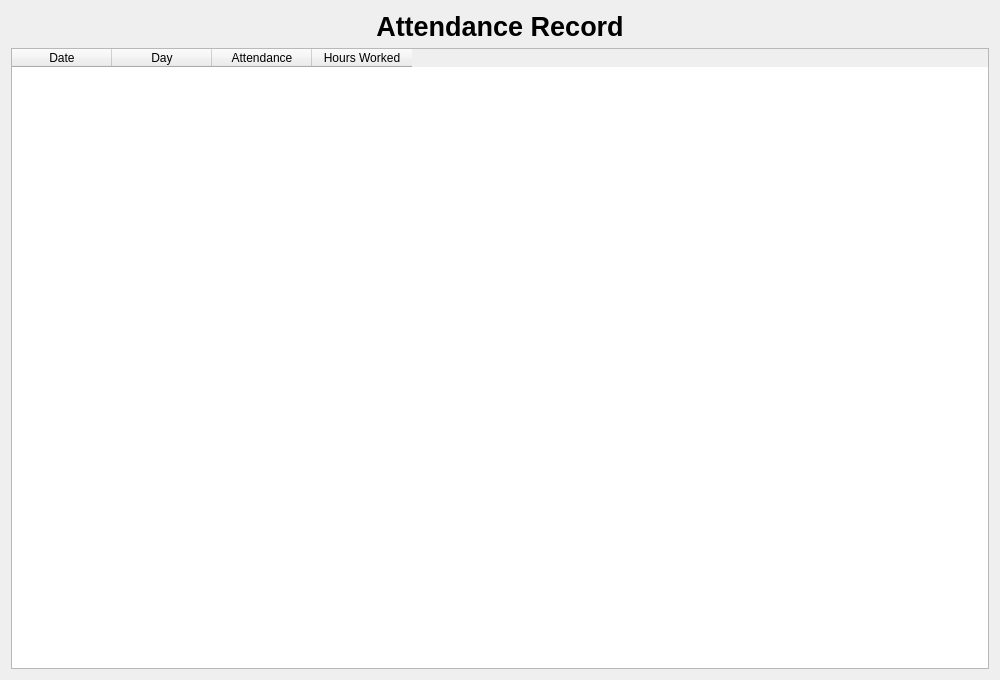
markhan101/Maintendance, file Maintendance/viewattendance.ui: the form before one commit.
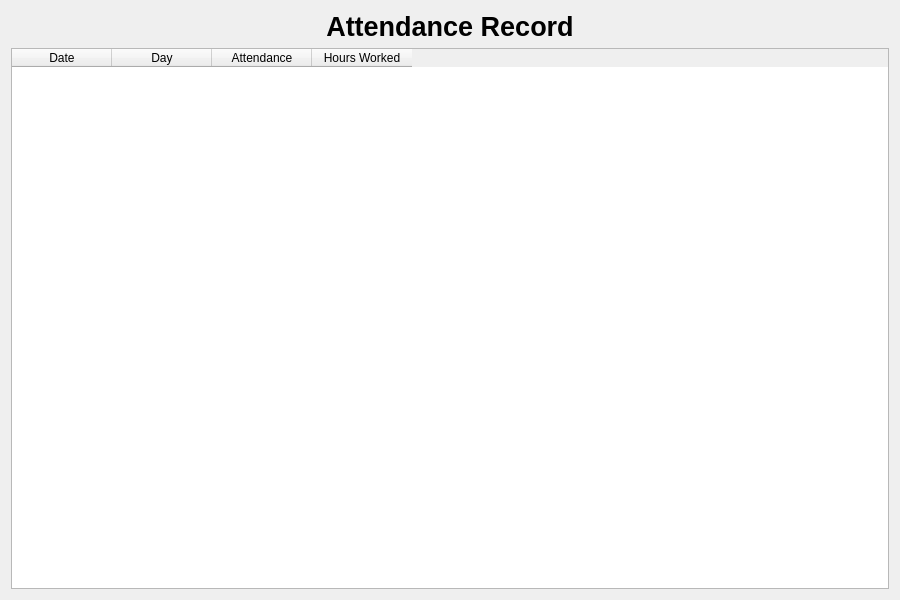
The form after the commit.

```diff
--- a/Maintendance/viewattendance.ui
+++ b/Maintendance/viewattendance.ui
@@ -6,8 +6,8 @@
    <rect>
     <x>0</x>
     <y>0</y>
-    <width>1000</width>
-    <height>680</height>
+    <width>900</width>
+    <height>600</height>
    </rect>
   </property>
   <property name="windowTitle">
```
